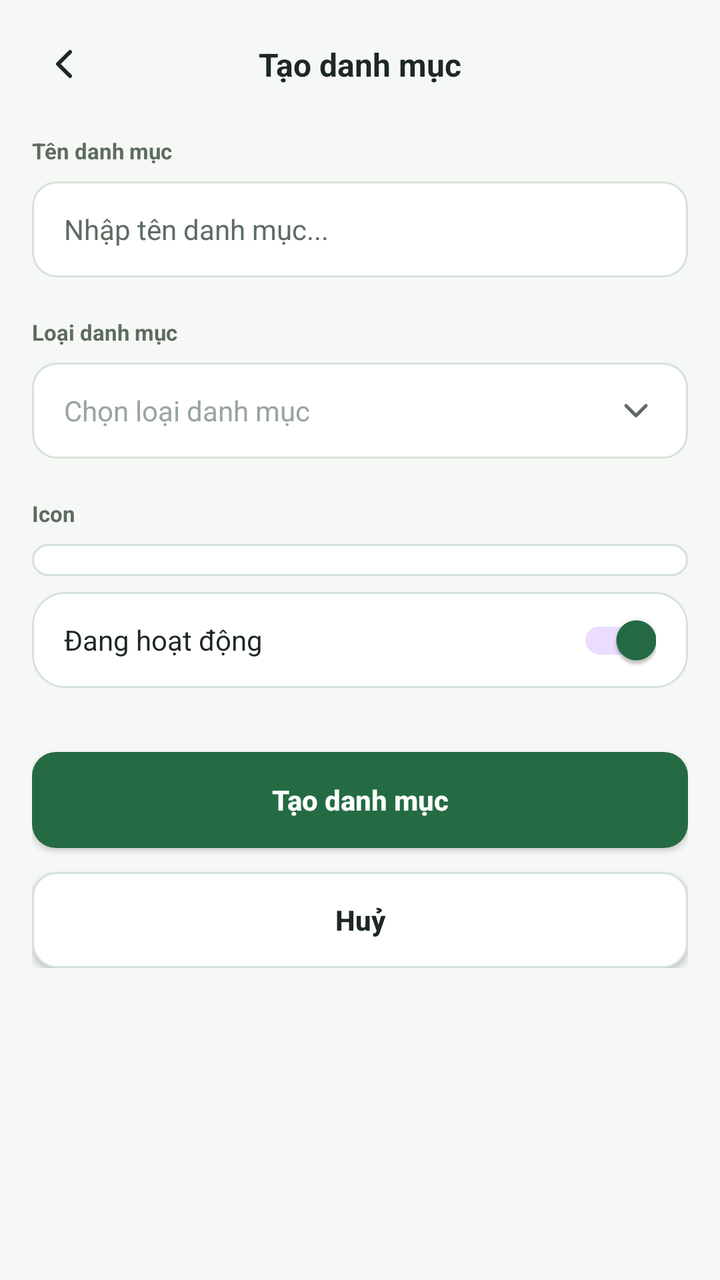
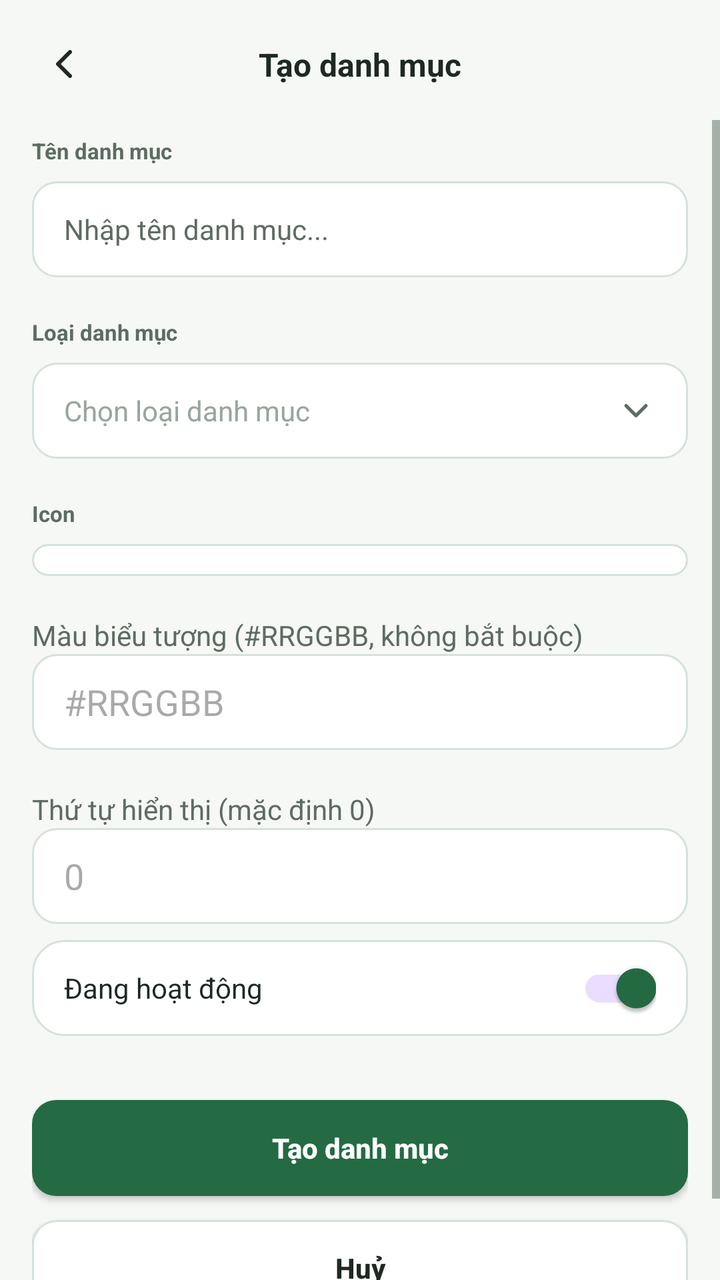

Screens rendered from an Android XML layout before and after an edit, with the pre-edit source and the edit as a unified diff.
<!-- AndroidManifest.xml: application theme Theme.Fintrack -->
<!-- res/layout/activity_category_add.xml -->
<?xml version="1.0" encoding="utf-8"?>
<androidx.constraintlayout.widget.ConstraintLayout xmlns:android="http://schemas.android.com/apk/res/android"
    xmlns:app="http://schemas.android.com/apk/res-auto"
    android:layout_width="match_parent"
    android:layout_height="match_parent"
    android:background="@color/bg_app_canvas"
    android:fitsSystemWindows="true">

    
    <androidx.constraintlayout.widget.ConstraintLayout
        android:id="@+id/rlHeader"
        android:layout_width="match_parent"
        android:layout_height="wrap_content"
        android:paddingHorizontal="@dimen/spacing_16"
        android:paddingTop="@dimen/spacing_16"
        android:paddingBottom="@dimen/spacing_12"
        app:layout_constraintTop_toTopOf="parent">

        <ImageView
            android:id="@+id/btnBack"
            android:layout_width="@dimen/icon_back_size"
            android:layout_height="@dimen/icon_back_size"
            android:background="?attr/selectableItemBackgroundBorderless"
            android:contentDescription="@null"
            android:padding="4dp"
            android:src="@drawable/ic_arrow_back"
            app:layout_constraintBottom_toBottomOf="parent"
            app:layout_constraintStart_toStartOf="parent"
            app:layout_constraintTop_toTopOf="parent"
            app:tint="@color/text_primary" />

        <TextView
            android:id="@+id/tvHeaderTitle"
            android:layout_width="0dp"
            android:layout_height="wrap_content"
            android:layout_marginHorizontal="@dimen/spacing_8"
            android:gravity="center"
            android:text="@string/category_add_title"
            android:textColor="@color/text_primary"
            android:textSize="@dimen/text_size_title_section"
            android:textStyle="bold"
            app:layout_constraintBottom_toBottomOf="parent"
            app:layout_constraintEnd_toEndOf="parent"
            app:layout_constraintStart_toStartOf="parent"
            app:layout_constraintTop_toTopOf="parent" />

    </androidx.constraintlayout.widget.ConstraintLayout>

    
    <ScrollView
        android:layout_width="match_parent"
        android:layout_height="0dp"
        android:clipToPadding="false"
        android:fillViewport="true"
        android:overScrollMode="never"
        android:paddingBottom="@dimen/spacing_24"
        app:layout_constraintBottom_toBottomOf="parent"
        app:layout_constraintTop_toBottomOf="@id/rlHeader">

        <androidx.constraintlayout.widget.ConstraintLayout
            android:layout_width="match_parent"
            android:layout_height="wrap_content"
            android:paddingHorizontal="@dimen/spacing_16">

            <LinearLayout
                android:id="@+id/llFormContainer"
                android:layout_width="0dp"
                android:layout_height="wrap_content"
                android:orientation="vertical"
                app:layout_constraintEnd_toEndOf="parent"
                app:layout_constraintStart_toStartOf="parent"
                app:layout_constraintTop_toTopOf="parent"
                app:layout_constraintWidth_max="440dp">

                
                <TextView
                    android:layout_width="wrap_content"
                    android:layout_height="wrap_content"
                    android:layout_marginTop="@dimen/spacing_8"
                    android:text="@string/category_name_label"
                    android:textColor="@color/text_secondary"
                    android:textSize="@dimen/text_size_caption"
                    android:textStyle="bold" />

                <EditText
                    android:id="@+id/etCategoryName"
                    android:layout_width="match_parent"
                    android:layout_height="@dimen/input_height"
                    android:layout_marginTop="@dimen/spacing_8"
                    android:autofillHints="name"
                    android:background="@drawable/bg_currency_box"
                    android:hint="@string/category_name_hint"
                    android:inputType="text"
                    android:paddingHorizontal="@dimen/spacing_16"
                    android:singleLine="true"
                    android:textColor="@color/text_primary"
                    android:textColorHint="@color/text_hint"
                    android:textSize="@dimen/text_size_body_primary" />

                
                <TextView
                    android:layout_width="wrap_content"
                    android:layout_height="wrap_content"
                    android:layout_marginTop="@dimen/spacing_20"
                    android:text="@string/category_type_label"
                    android:textColor="@color/text_secondary"
                    android:textSize="@dimen/text_size_caption"
                    android:textStyle="bold" />

                <RelativeLayout
                    android:id="@+id/btnSelectCategoryType"
                    android:layout_width="match_parent"
                    android:layout_height="@dimen/input_height"
                    android:layout_marginTop="@dimen/spacing_8"
                    android:background="@drawable/bg_currency_box"
                    android:paddingHorizontal="@dimen/spacing_16">

                    <ImageView
                        android:id="@+id/ivChevron"
                        android:layout_width="20dp"
                        android:layout_height="20dp"
                        android:layout_alignParentEnd="true"
                        android:layout_centerVertical="true"
                        android:contentDescription="@null"
                        android:src="@drawable/ic_chevron_down"
                        app:tint="@color/text_secondary" />

                    <TextView
                        android:id="@+id/tvSelectedCategoryType"
                        android:layout_width="match_parent"
                        android:layout_height="wrap_content"
                        android:layout_alignParentStart="true"
                        android:layout_centerVertical="true"
                        android:layout_toStartOf="@id/ivChevron"
                        android:text="@string/select_category_type_placeholder"
                        android:textColor="@color/text_disabled"
                        android:textSize="@dimen/text_size_body_primary" />
                </RelativeLayout>

                
                <TextView
                    android:layout_width="wrap_content"
                    android:layout_height="wrap_content"
                    android:layout_marginTop="@dimen/spacing_20"
                    android:text="@string/category_icon_label"
                    android:textColor="@color/text_secondary"
                    android:textSize="@dimen/text_size_caption"
                    android:textStyle="bold" />

                <androidx.recyclerview.widget.RecyclerView
                    android:id="@+id/rvIconPicker"
                    android:layout_width="match_parent"
                    android:layout_height="wrap_content"
                    android:layout_marginTop="@dimen/spacing_8"
                    android:background="@drawable/bg_card_white"
                    android:padding="@dimen/spacing_8" />

                

                

                <LinearLayout
                    android:layout_width="match_parent"
                    android:layout_height="@dimen/input_height"
                    android:layout_marginTop="@dimen/spacing_8"
                    android:background="@drawable/bg_card_white"
                    android:gravity="center_vertical"
                    android:orientation="horizontal"
                    android:paddingHorizontal="@dimen/spacing_16">

                    <TextView
                        android:id="@+id/tvStatusLabel"
                        android:layout_width="0dp"
                        android:layout_height="wrap_content"
                        android:layout_weight="1"
                        android:text="@string/status_active"
                        android:textColor="@color/text_primary"
                        android:textSize="@dimen/text_size_body_primary" />

                    <com.google.android.material.switchmaterial.SwitchMaterial
                        android:id="@+id/switchStatus"
                        android:layout_width="wrap_content"
                        android:layout_height="wrap_content"
                        android:checked="true" />
                </LinearLayout>

                
                <androidx.appcompat.widget.AppCompatButton
                    android:id="@+id/btnCreateCategory"
                    android:layout_width="match_parent"
                    android:layout_height="@dimen/button_height"
                    android:layout_marginTop="@dimen/spacing_32"
                    android:background="@drawable/bg_button_primary"
                    android:text="@string/btn_create_category"
                    android:textAllCaps="false"
                    android:textColor="@color/white"
                    android:textSize="@dimen/text_size_button"
                    android:textStyle="bold" />

                <androidx.appcompat.widget.AppCompatButton
                    android:id="@+id/btnCancel"
                    android:layout_width="match_parent"
                    android:layout_height="@dimen/button_height"
                    android:layout_marginTop="@dimen/spacing_12"
                    android:background="@drawable/bg_button_outline"
                    android:text="@string/btn_cancel"
                    android:textAllCaps="false"
                    android:textColor="@color/text_primary"
                    android:textSize="@dimen/text_size_button"
                    android:textStyle="bold" />

            </LinearLayout>

        </androidx.constraintlayout.widget.ConstraintLayout>

    </ScrollView>

</androidx.constraintlayout.widget.ConstraintLayout>
<!-- resources referenced by this layout -->
<resources>
  <color name="bg_app_canvas">@color/neutral_canvas</color>
  <color name="text_disabled">@color/neutral_text_400</color>
  <color name="text_hint">@color/neutral_text_600</color>
  <color name="text_primary">@color/neutral_text_900</color>
  <color name="text_secondary">@color/neutral_text_600</color>
  <color name="white">#FFFFFF</color>
  <dimen name="button_height">48dp</dimen>
  <dimen name="icon_back_size">32dp</dimen>
  <dimen name="input_height">48dp</dimen>
  <dimen name="spacing_12">12dp</dimen>
  <dimen name="spacing_16">16dp</dimen>
  <dimen name="spacing_20">20dp</dimen>
  <dimen name="spacing_24">24dp</dimen>
  <dimen name="spacing_32">32dp</dimen>
  <dimen name="spacing_8">8dp</dimen>
  <dimen name="text_size_body_primary">14sp</dimen>
  <dimen name="text_size_button">14sp</dimen>
  <dimen name="text_size_caption">11sp</dimen>
  <dimen name="text_size_title_section">16sp</dimen>
  <!-- drawable bg_button_outline (drawable) -->
  <?xml version="1.0" encoding="utf-8"?>
  <shape xmlns:android="http://schemas.android.com/apk/res/android"
      android:shape="rectangle">
      <solid android:color="#FFFFFF" />
      <stroke android:width="1dp" android:color="#D6E2D9" />
      <corners android:radius="12dp" />
  </shape>
  <!-- drawable bg_card_white (drawable) -->
  <?xml version="1.0" encoding="utf-8"?>
  <shape xmlns:android="http://schemas.android.com/apk/res/android"
      android:shape="rectangle">
      <solid android:color="@color/bg_card_surface" />
      <stroke
          android:width="1dp"
          android:color="@color/divider_light" />
      <corners android:radius="@dimen/radius_card" />
  </shape>
  <!-- drawable bg_currency_box (drawable) -->
  <?xml version="1.0" encoding="utf-8"?>
  <shape xmlns:android="http://schemas.android.com/apk/res/android"
      android:shape="rectangle">
      <solid android:color="#FFFFFF" />
      <stroke android:width="1dp" android:color="#D6E2D9" />
      <corners android:radius="12dp" />
  </shape>
  <string name="btn_cancel">Huỷ</string>
  <string name="btn_create_category">Tạo danh mục</string>
  <string name="category_add_title">Tạo danh mục</string>
  <string name="category_icon_label">Icon</string>
  <string name="category_name_hint">Nhập tên danh mục...</string>
  <string name="category_name_label">Tên danh mục</string>
  <string name="category_type_label">Loại danh mục</string>
  <string name="select_category_type_placeholder">Chọn loại danh mục</string>
  <string name="status_active">Đang hoạt động</string>
  <style name="Theme.Fintrack" parent="Base.Theme.Fintrack" />
  <color name="neutral_canvas">#F6F8F5</color>
  <color name="neutral_text_400">#98A69C</color>
  <color name="neutral_text_600">#5D6C62</color>
  <color name="neutral_text_900">#1D2922</color>
  <color name="color_primary_pressed">@color/green_brand_800</color>
  <color name="color_primary">@color/green_brand_700</color>
  <dimen name="radius_input_button">12dp</dimen>
  <color name="bg_card_surface">@color/neutral_surface</color>
  <color name="divider_light">@color/neutral_border</color>
  <dimen name="radius_card">16dp</dimen>
  <color name="green_brand_800">#1C5636</color>
  <color name="green_brand_700">#246B43</color>
  <color name="neutral_surface">#FFFFFF</color>
  <color name="neutral_border">#D6E2D9</color>
  <color name="text_on_primary">@color/neutral_surface</color>
  <color name="color_accent">@color/green_accent_500</color>
  <color name="bg_surface_secondary">@color/neutral_surface_alt</color>
  <color name="green_accent_500">#4CAF50</color>
  <color name="neutral_surface_alt">#F0F4F0</color>
  <!-- unchanged entries left out for length: 4 -->
</resources>

<!-- the commit's change to res/layout/activity_category_add.xml (unified diff, before → after) -->
@@ -155,7 +155,20 @@
                     android:background="@drawable/bg_card_white"
                     android:padding="@dimen/spacing_8" />
 
-                
+                <TextView android:layout_width="wrap_content" android:layout_height="wrap_content"
+                    android:layout_marginTop="@dimen/spacing_20" android:text="@string/category_color_label"
+                    android:textColor="@color/text_secondary" />
+                <EditText android:id="@+id/etCategoryColor" android:layout_width="match_parent"
+                    android:layout_height="@dimen/input_height" android:inputType="textCapCharacters"
+                    android:maxLength="7" android:singleLine="true" android:hint="#RRGGBB"
+                    android:background="@drawable/bg_currency_box" android:paddingHorizontal="@dimen/spacing_16" />
+                <TextView android:layout_width="wrap_content" android:layout_height="wrap_content"
+                    android:layout_marginTop="@dimen/spacing_20" android:text="@string/category_sort_label"
+                    android:textColor="@color/text_secondary" />
+                <EditText android:id="@+id/etCategorySortOrder" android:layout_width="match_parent"
+                    android:layout_height="@dimen/input_height" android:inputType="number" android:maxLength="10"
+                    android:singleLine="true" android:hint="0" android:background="@drawable/bg_currency_box"
+                    android:paddingHorizontal="@dimen/spacing_16" />
 
                 
 
<!-- resource entries referenced after the edit -->
@@ -48,9 +48,11 @@
   <string name="btn_cancel">Huỷ</string>
   <string name="btn_create_category">Tạo danh mục</string>
   <string name="category_add_title">Tạo danh mục</string>
+  <string name="category_color_label">Màu biểu tượng (#RRGGBB, không bắt buộc)</string>
   <string name="category_icon_label">Icon</string>
   <string name="category_name_hint">Nhập tên danh mục...</string>
   <string name="category_name_label">Tên danh mục</string>
+  <string name="category_sort_label">Thứ tự hiển thị (mặc định 0)</string>
   <string name="category_type_label">Loại danh mục</string>
   <string name="select_category_type_placeholder">Chọn loại danh mục</string>
   <string name="status_active">Đang hoạt động</string>
